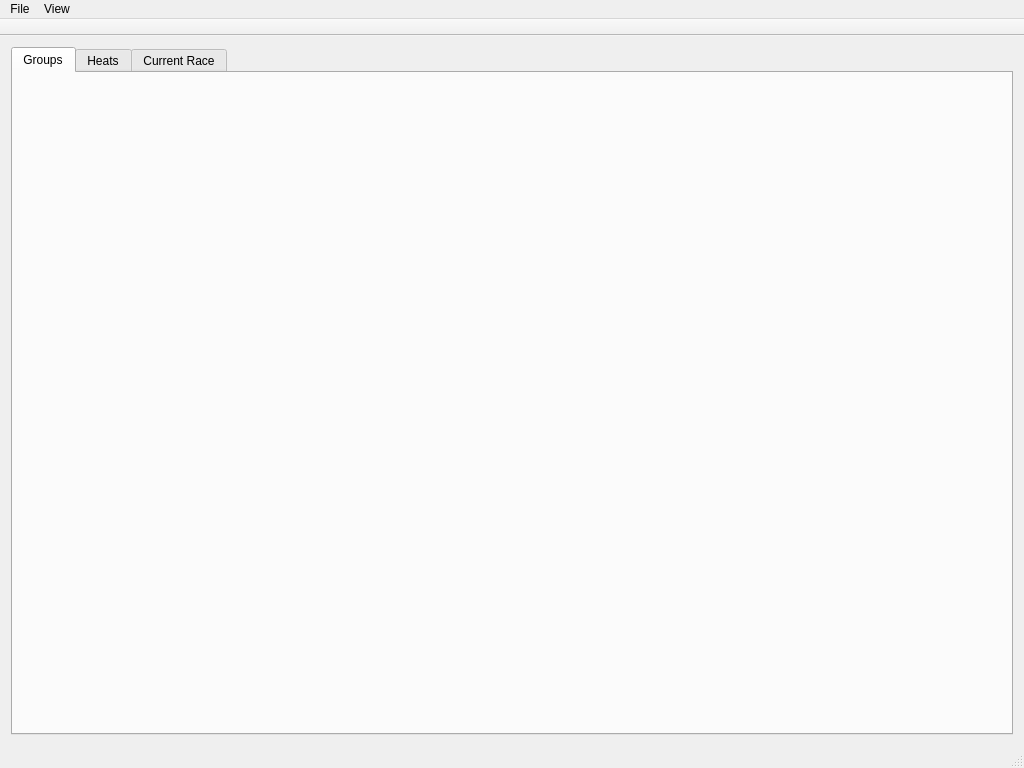
The window that Python/mainwindow.ui (jpswensen/SunnysidePWDTimer) describes before a commit, drawn with Qt 5.
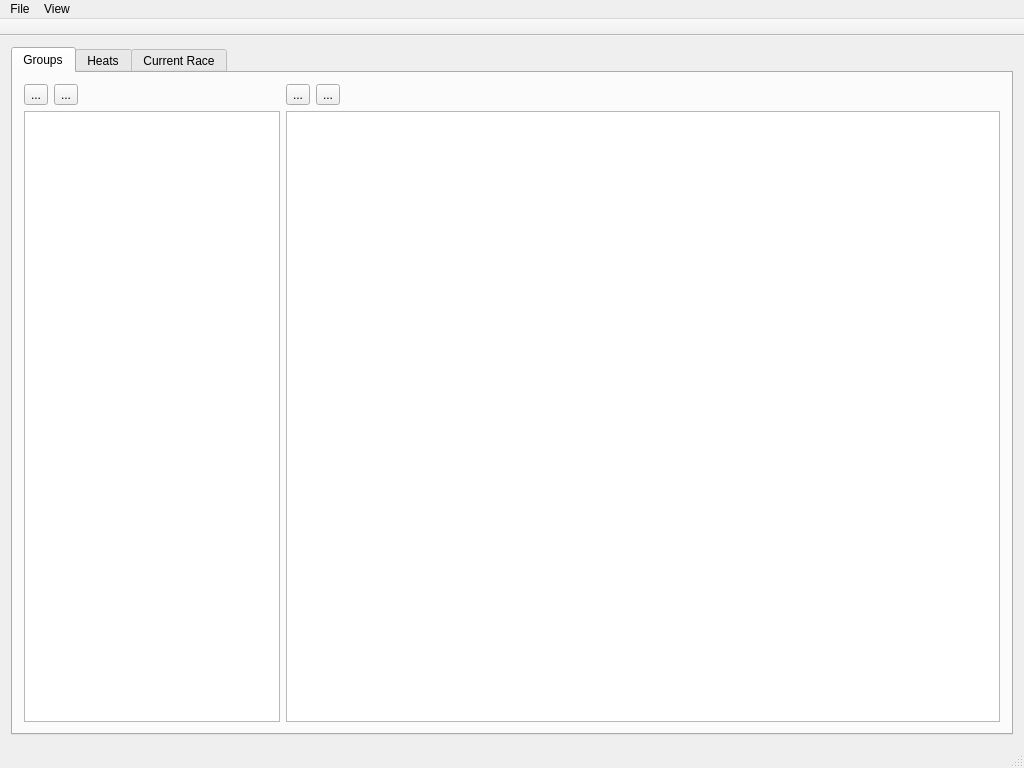
The same window after the commit. Icons and pictures are not drawn.

Commit message: Lots of updates to changing how data is stored as a json file, as well as starting the conversion to having groups and racers in the groups instead of just one monolothic racer group.

```diff
--- a/Python/mainwindow.ui
+++ b/Python/mainwindow.ui
@@ -24,6 +24,112 @@
        <attribute name="title">
         <string>Groups</string>
        </attribute>
+       <layout class="QGridLayout" name="gridLayout_2">
+        <item row="0" column="2">
+         <layout class="QHBoxLayout" name="horizontalLayout_3">
+          <item>
+           <widget class="QToolButton" name="addRacerButton">
+            <property name="text">
+             <string>...</string>
+            </property>
+            <property name="icon">
+             <iconset>
+              <normalon>plus-24.png</normalon>
+             </iconset>
+            </property>
+           </widget>
+          </item>
+          <item>
+           <widget class="QToolButton" name="removeRacerButton">
+            <property name="text">
+             <string>...</string>
+            </property>
+            <property name="icon">
+             <iconset>
+              <normalon>minus-24.png</normalon>
+             </iconset>
+            </property>
+           </widget>
+          </item>
+          <item>
+           <spacer name="horizontalSpacer_2">
+            <property name="orientation">
+             <enum>Qt::Horizontal</enum>
+            </property>
+            <property name="sizeHint" stdset="0">
+             <size>
+              <width>40</width>
+              <height>20</height>
+             </size>
+            </property>
+           </spacer>
+          </item>
+         </layout>
+        </item>
+        <item row="1" column="2">
+         <widget class="QTableView" name="racersTableView">
+          <property name="sizePolicy">
+           <sizepolicy hsizetype="Expanding" vsizetype="Expanding">
+            <horstretch>1</horstretch>
+            <verstretch>0</verstretch>
+           </sizepolicy>
+          </property>
+         </widget>
+        </item>
+        <item row="0" column="1">
+         <layout class="QHBoxLayout" name="horizontalLayout_2">
+          <property name="spacing">
+           <number>-1</number>
+          </property>
+          <property name="sizeConstraint">
+           <enum>QLayout::SetMinimumSize</enum>
+          </property>
+          <item>
+           <widget class="QToolButton" name="addGroupButton">
+            <property name="text">
+             <string>...</string>
+            </property>
+            <property name="icon">
+             <iconset>
+              <normalon>plus-24.png</normalon>
+             </iconset>
+            </property>
+            <property name="autoRaise">
+             <bool>false</bool>
+            </property>
+           </widget>
+          </item>
+          <item>
+           <widget class="QToolButton" name="removeGroupButton">
+            <property name="text">
+             <string>...</string>
+            </property>
+            <property name="icon">
+             <iconset>
+              <normalon>minus-24.png</normalon>
+             </iconset>
+            </property>
+           </widget>
+          </item>
+          <item>
+           <spacer name="horizontalSpacer">
+            <property name="orientation">
+             <enum>Qt::Horizontal</enum>
+            </property>
+            <property name="sizeHint" stdset="0">
+             <size>
+              <width>40</width>
+              <height>20</height>
+             </size>
+            </property>
+           </spacer>
+          </item>
+         </layout>
+        </item>
+        <item row="1" column="1">
+         <widget class="QTreeView" name="groupsTreeView"/>
+        </item>
+       </layout>
       </widget>
       <widget class="QWidget" name="heatsTab">
        <attribute name="title">
```
Left out of the diff: 223 changed lines with no effect on the pictures. The commit also changes 4 other files.
